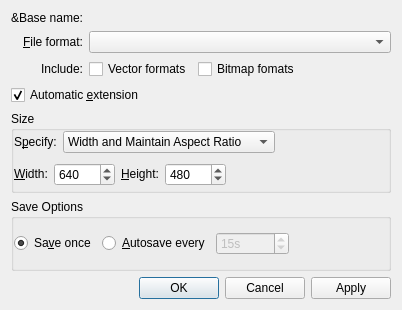
Above: src/libkstapp/exportgraphicsdialog.ui from Kst-plot/kst before the change. Below: the same form after it.
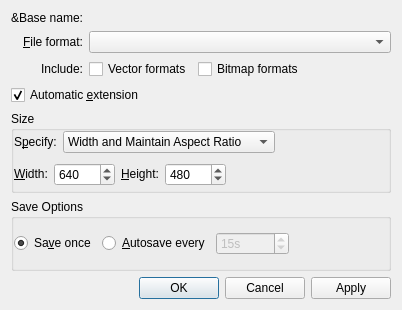
That is the form after the change. Custom widgets are drawn as their Qt base class.

Patch:
```diff
--- a/src/libkstapp/exportgraphicsdialog.ui
+++ b/src/libkstapp/exportgraphicsdialog.ui
@@ -367,7 +367,7 @@
    <item row="2" column="2">
     <widget class="QCheckBox" name="_listBitmapFormats">
      <property name="text">
-      <string>Bitmap fomats</string>
+      <string>Bitmap formats</string>
      </property>
     </widget>
    </item>
```
